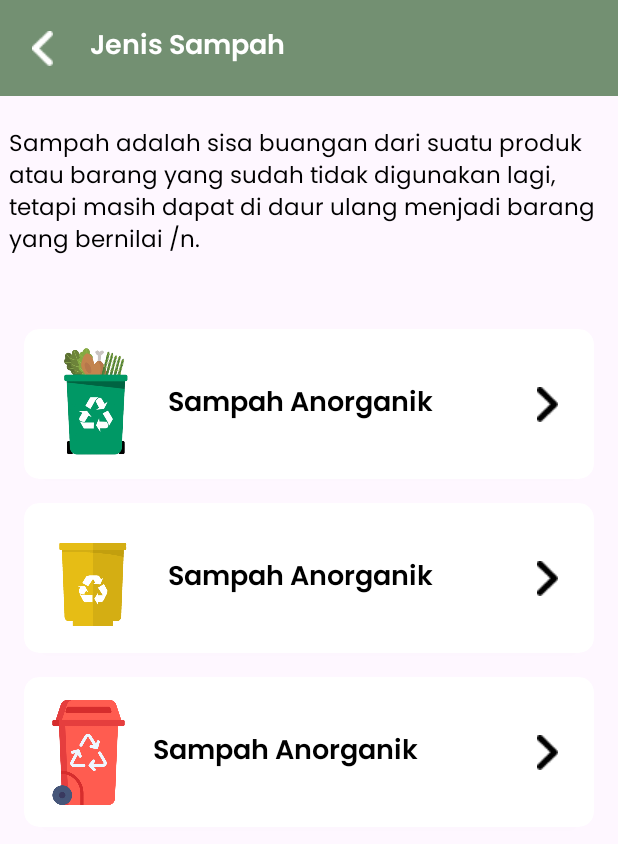
After one commit to guntursss/TrashToTreasureNew, an Android app: the jenis_sampah screen opened directly, with no data from a screen before it, on a phone screen of 412 x 824 dp. The commit adds this screen. Shown: the top 844 px of the screen. Run offline under Robolectric (Android 15) with nearby library versions, the phone set to English and light mode, and no system bars.

Commit message:
Jenis Sampah Geys

```diff
--- /dev/null
+++ b/app/src/main/java/com/kotlinkrew/trashtotreasure/jenis_sampah.kt
@@ -0,0 +1,11 @@
+package com.kotlinkrew.trashtotreasure
+
+import androidx.appcompat.app.AppCompatActivity
+import android.os.Bundle
+
+class jenis_sampah : AppCompatActivity() {
+    override fun onCreate(savedInstanceState: Bundle?) {
+        super.onCreate(savedInstanceState)
+        setContentView(R.layout.activity_jenis_sampah)
+    }
+}
--- /dev/null
+++ b/app/src/main/res/layout/activity_jenis_sampah.xml
@@ -0,0 +1,204 @@
+<?xml version="1.0" encoding="utf-8"?>
+<androidx.constraintlayout.widget.ConstraintLayout xmlns:android="http://schemas.android.com/apk/res/android"
+    xmlns:app="http://schemas.android.com/apk/res-auto"
+    xmlns:tools="http://schemas.android.com/tools"
+    android:layout_width="match_parent"
+    android:layout_height="match_parent"
+    tools:context=".jenis_sampah">
+
+    <androidx.appcompat.widget.Toolbar
+        android:id="@+id/toolbar_jes"
+        android:layout_width="match_parent"
+        android:layout_height="wrap_content"
+        android:background="@color/Color_Primary"
+        app:navigationIcon="@drawable/back_button"
+        app:title="Jenis Sampah"
+        app:titleTextColor="@color/white"
+        app:titleTextAppearance="@style/ToolbarAppearance"
+        app:layout_constraintTop_toTopOf="parent"
+        app:layout_constraintStart_toStartOf="parent"
+        app:layout_constraintEnd_toEndOf="parent"/>
+
+    <TextView
+        android:id="@+id/pengertian_sampah"
+        android:layout_width="400dp"
+        android:layout_height="wrap_content"
+        android:layout_marginTop="20dp"
+        android:fontFamily="@font/poppins_regular"
+        android:text="@string/PengertianSampah"
+        android:textAlignment="textStart"
+        android:textColor="@color/black"
+        android:textSize="15sp"
+        app:layout_constraintEnd_toEndOf="parent"
+        app:layout_constraintStart_toStartOf="parent"
+        app:layout_constraintTop_toBottomOf="@id/toolbar_jes" />
+
+    <androidx.cardview.widget.CardView
+        android:id="@+id/cv_1"
+        android:layout_width="match_parent"
+        android:layout_height="100dp"
+        android:paddingTop="10dp"
+        android:layout_marginStart="16dp"
+        android:layout_marginEnd="16dp"
+        android:layout_marginTop="16dp"
+        app:cardCornerRadius="10dp"
+        app:layout_constraintTop_toBottomOf="@id/cv_2"
+        app:layout_constraintStart_toStartOf="parent"
+        app:layout_constraintEnd_toEndOf="parent">
+
+        <androidx.constraintlayout.widget.ConstraintLayout
+            android:layout_width="match_parent"
+            android:layout_height="wrap_content">
+
+            <ImageView
+                android:id="@+id/img_anorganik"
+                android:layout_width="80dp"
+                android:layout_height="80dp"
+                android:src="@drawable/anorganik"
+                android:layout_marginTop="16dp"
+                android:layout_marginBottom="16dp"
+                android:layout_marginStart="8dp"
+                app:layout_constraintTop_toTopOf="parent"
+                app:layout_constraintBottom_toBottomOf="parent"
+                app:layout_constraintStart_toStartOf="parent"/>
+
+            <TextView
+                android:id="@+id/text_2"
+                android:layout_width="wrap_content"
+                android:layout_height="wrap_content"
+                android:text="Sampah Anorganik"
+                android:textSize="18dp"
+                android:textColor="@color/black"
+                android:fontFamily="@font/poppins_semibold"
+                android:layout_marginStart="8dp"
+                app:layout_constraintTop_toTopOf="parent"
+                app:layout_constraintBottom_toBottomOf="parent"
+                app:layout_constraintStart_toEndOf="@id/img_anorganik"/>
+
+            <ImageView
+                android:id="@+id/continue_btn2"
+                android:layout_width="wrap_content"
+                android:layout_height="wrap_content"
+                android:src="@drawable/continue_button"
+                android:layout_marginEnd="24dp"
+                app:layout_constraintTop_toTopOf="parent"
+                app:layout_constraintBottom_toBottomOf="parent"
+                app:layout_constraintEnd_toEndOf="parent"/>
+
+        </androidx.constraintlayout.widget.ConstraintLayout>
+
+    </androidx.cardview.widget.CardView>
+
+    <androidx.cardview.widget.CardView
+        android:id="@+id/cv_2"
+        android:layout_width="match_parent"
+        android:layout_height="100dp"
+        android:paddingTop="10dp"
+        android:layout_marginStart="16dp"
+        android:layout_marginEnd="16dp"
+        android:layout_marginTop="45dp"
+        app:cardCornerRadius="10dp"
+        app:layout_constraintTop_toBottomOf="@id/pengertian_sampah"
+        app:layout_constraintStart_toStartOf="parent"
+        app:layout_constraintEnd_toEndOf="parent">
+
+        <androidx.constraintlayout.widget.ConstraintLayout
+            android:layout_width="match_parent"
+            android:layout_height="wrap_content">
+
+            <ImageView
+                android:id="@+id/img_organik"
+                android:layout_width="80dp"
+                android:layout_height="80dp"
+                android:src="@drawable/organik"
+                android:layout_marginTop="16dp"
+                android:layout_marginBottom="16dp"
+                android:layout_marginStart="8dp"
+                app:layout_constraintTop_toTopOf="parent"
+                app:layout_constraintBottom_toBottomOf="parent"
+                app:layout_constraintStart_toStartOf="parent"/>
+
+            <TextView
+                android:id="@+id/text_1"
+                android:layout_width="wrap_content"
+                android:layout_height="wrap_content"
+                android:text="Sampah Anorganik"
+                android:textSize="18dp"
+                android:textColor="@color/black"
+                android:fontFamily="@font/poppins_semibold"
+                android:layout_marginStart="8dp"
+                app:layout_constraintTop_toTopOf="parent"
+                app:layout_constraintBottom_toBottomOf="parent"
+                app:layout_constraintStart_toEndOf="@id/img_organik"/>
+
+            <ImageView
+                android:id="@+id/continue_btn1"
+                android:layout_width="wrap_content"
+                android:layout_height="wrap_content"
+                android:src="@drawable/continue_button"
+                android:layout_marginEnd="24dp"
+                app:layout_constraintTop_toTopOf="parent"
+                app:layout_constraintBottom_toBottomOf="parent"
+                app:layout_constraintEnd_toEndOf="parent"/>
+
+        </androidx.constraintlayout.widget.ConstraintLayout>
+
+    </androidx.cardview.widget.CardView>
+
+    <androidx.cardview.widget.CardView
+        android:id="@+id/cv_3"
+        android:layout_width="match_parent"
+        android:layout_height="100dp"
+        android:paddingTop="10dp"
+        android:layout_marginStart="16dp"
+        android:layout_marginEnd="16dp"
+        android:layout_marginTop="16dp"
+        app:cardCornerRadius="10dp"
+        app:layout_constraintTop_toBottomOf="@id/cv_1"
+        app:layout_constraintStart_toStartOf="parent"
+        app:layout_constraintEnd_toEndOf="parent">
+
+        <androidx.constraintlayout.widget.ConstraintLayout
+            android:layout_width="match_parent"
+            android:layout_height="wrap_content">
+
+            <ImageView
+                android:id="@+id/img_b3"
+                android:layout_width="70dp"
+                android:layout_height="70dp"
+                android:src="@drawable/b3"
+                android:layout_marginTop="16dp"
+                android:layout_marginBottom="16dp"
+                android:layout_marginStart="8dp"
+                app:layout_constraintTop_toTopOf="parent"
+                app:layout_constraintBottom_toBottomOf="parent"
+                app:layout_constraintStart_toStartOf="parent"/>
+
+            <TextView
+                android:id="@+id/text_3"
+                android:layout_width="wrap_content"
+                android:layout_height="wrap_content"
+                android:text="Sampah Anorganik"
+                android:textSize="18dp"
+                android:textColor="@color/black"
+                android:fontFamily="@font/poppins_semibold"
+                android:layout_marginStart="8dp"
+                app:layout_constraintTop_toTopOf="parent"
+                app:layout_constraintBottom_toBottomOf="parent"
+                app:layout_constraintStart_toEndOf="@id/img_b3"/>
+
+            <ImageView
+                android:id="@+id/continue_btn3"
+                android:layout_width="wrap_content"
+                android:layout_height="wrap_content"
+                android:src="@drawable/continue_button"
+                android:layout_marginEnd="24dp"
+                app:layout_constraintTop_toTopOf="parent"
+                app:layout_constraintBottom_toBottomOf="parent"
+                app:layout_constraintEnd_toEndOf="parent"/>
+
+        </androidx.constraintlayout.widget.ConstraintLayout>
+
+    </androidx.cardview.widget.CardView>
+
+</androidx.constraintlayout.widget.ConstraintLayout>
--- a/app/src/main/res/values/strings.xml
+++ b/app/src/main/res/values/strings.xml
@@ -3,4 +3,21 @@
     <string name="judul">Tukarkan sampahmu untuk uang sekarang!</string>
     <string name="deskripsi">Aplikasi TrashToTreasure adalah solusi untuk sampah anda, tukarkan ke uang sekarang.</string>
     <string name="riwayat">Riwayat &amp; Saldo</string>
+
+    <style name="ToolbarAppearance">
+        <item name="android:fontFamily">@font/poppins_semibold</item>
+        <item name="android:textSize">18sp</item>
+    </style>
+
+    <string name="PengertianSampah">Sampah adalah sisa buangan dari suatu produk atau barang yang sudah tidak digunakan lagi, tetapi masih dapat di daur ulang menjadi barang yang bernilai /n.</string>
+    <string name="PengertianOrganik">Pengertian sampah organik adalah sampah yang berasal dari sisa-sisa makhluk hidup, baik hewan, tanaman, maupun manusia.</string>
+    <string name="PengertianOrganik1">Pada dasarnya, jenis sampah ini bisa terurai secara alamiah di alam juga bisa dimanfaatkan menjadi hal-hal lain, seperti kompos dan lainnya</string>
+    <string name="PengertianOrganikKering">Jenis sampah organik kering memiliki kandungan air yang sedikit hingga tidak ada, contohnya adalah ranting pohon, dedaunan kering, tulang belulang, dsb.</string>
+    <string name="PengertianOrganikBasah">Jenis sampah organik basah memiliki kandungan air yang cukup tinggi, membuatnya lebih cepat membusuk dan dapat terurai lebih cepat dibandingkan sampah kering. Contoh sampah organik basah adalah sisa sayuran, buah-buahan, dsb.</string>
+    <string name="PengertianAnorganik"> Sampah anorganik adalah jenis sampah yang terdiri dari bahan-bahan yang tidak berasal dari organisme hidup. Sampah ini umumnya terdiri dari material seperti logam, plastik, kaca, batu, dan keramik.</string>
+    <string name="PengertianAnorganikLunak">Sampah Lunak Anorgnanik adalah Sampah yang bersifat lunak atau lentur dan mudah dibentuk</string>
+    <string name="PengertianAnorganikKeras">Sampah Keras Anorgnanik adalah Sampah yang bersifat tidak mudah hancur. Biasanya, sampah keras anorganik akan dihancurkan dengan metode tertentu, pemanasan atau pembakaran</string>
+    <string name="PengertianB3">Pengertian limbah B3 dapat diartikan sebagai suatu buangan atau limbah yang sifat dan konsentrasinya mengandung zat yang beracun dan berbahaya sehingga secara langsung maupun tidak langsung dapat merusak lingkungan, mengganggu kesehatan, dan mengancam kelangsungan hidup manusia serta organisme lainya.</string>
+    <string name="PengertianB3_1">Limbah ini tidak berasal dari proses utama, melainkan dari kegiatan pemeliharaan alat, inhibitor korosi, pelarutan kerak, pencucian, pengemasan dan lain-lain.</string>
+    <string name="PengertianB3_2">Limbah ini berasal dari proses suatu industri (kegiatan utama).</string>
 </resources>
```
Also changed, not shown: app/src/main/AndroidManifest.xml (+13 -2 lines), app/src/main/java/com/kotlinkrew/trashtotreasure/sampah_anorganik.kt (added, +11 -0 lines), app/src/main/java/com/kotlinkrew/trashtotreasure/sampah_b3.kt (added, +11 -0 lines), app/src/main/java/com/kotlinkrew/trashtotreasure/sampah_organik.kt (added, +11 -0 lines), app/src/main/res/layout/activity_sampah_anorganik.xml (added, +114 -0 lines), app/src/main/res/layout/activity_sampah_b3.xml (added, +113 -0 lines), app/src/main/res/layout/activity_sampah_organik.xml (added, +126 -0 lines), app/src/main/res/drawable/anorganik.png (added), app/src/main/res/drawable/b3.png (added), app/src/main/res/drawable/back_button.png (added), app/src/main/res/drawable/continue_button.png (added), app/src/main/res/drawable/organik.png (added).
